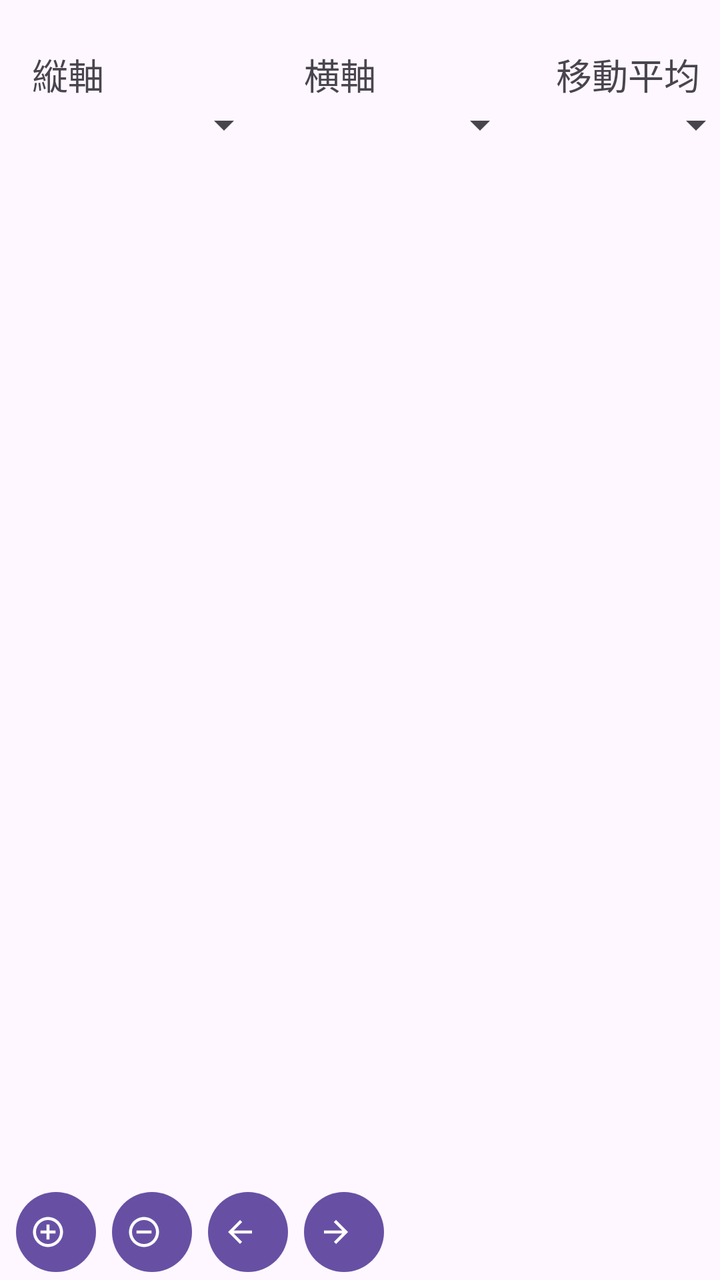
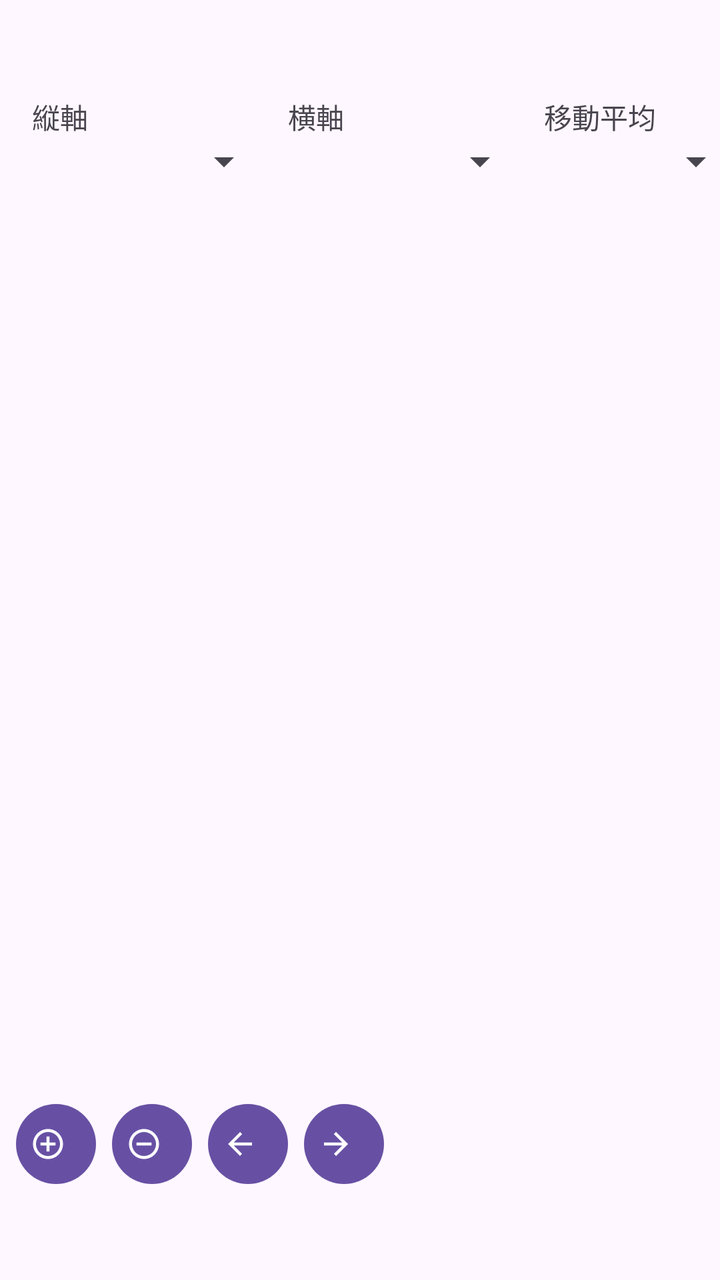

Two renders of the same Android screen: before a commit and after it. Below are the layout's source before the change and the commit's diff.
<!-- AndroidManifest.xml: application theme Theme.MyApplication4 -->
<!-- res/layout/activity_gps_graph.xml -->
<?xml version="1.0" encoding="utf-8"?>
<androidx.constraintlayout.widget.ConstraintLayout xmlns:android="http://schemas.android.com/apk/res/android"
    xmlns:app="http://schemas.android.com/apk/res-auto"
    xmlns:tools="http://schemas.android.com/tools"
    android:id="@+id/main"
    android:layout_width="match_parent"
    android:layout_height="match_parent"
    tools:context=".GpsGraph">

    <TextView
        android:id="@+id/textView8"
        android:layout_width="wrap_content"
        android:layout_height="wrap_content"
        android:layout_marginStart="16dp"
        android:layout_marginTop="24dp"
        android:text="縦軸"
        android:textSize="18sp"
        app:layout_constraintStart_toStartOf="parent"
        app:layout_constraintTop_toTopOf="parent" />

    <Spinner
        android:id="@+id/spVertical"
        android:layout_width="120dp"
        android:layout_height="wrap_content"
        android:layout_marginStart="16dp"
        app:layout_constraintStart_toStartOf="parent"
        app:layout_constraintTop_toBottomOf="@+id/textView8" />

    <TextView
        android:id="@+id/textView9"
        android:layout_width="wrap_content"
        android:layout_height="wrap_content"
        android:layout_marginStart="100dp"
        android:layout_marginTop="24dp"
        android:text="横軸"
        android:textSize="18sp"
        app:layout_constraintStart_toEndOf="@+id/textView8"
        app:layout_constraintTop_toTopOf="parent" />

    <TextView
        android:id="@+id/textView10"
        android:layout_width="wrap_content"
        android:layout_height="wrap_content"
        android:layout_marginStart="90dp"
        android:layout_marginTop="24dp"
        android:text="移動平均"
        android:textSize="18sp"
        app:layout_constraintStart_toEndOf="@+id/textView9"
        app:layout_constraintTop_toTopOf="parent" />

    <Spinner
        android:id="@+id/spHorizontal"
        android:layout_width="120dp"
        android:layout_height="wrap_content"
        android:layout_marginStart="8dp"
        app:layout_constraintStart_toEndOf="@+id/spVertical"
        app:layout_constraintTop_toBottomOf="@+id/textView9" />

    <Spinner
        android:id="@+id/spAverageCount"
        android:layout_width="100dp"
        android:layout_height="wrap_content"
        android:layout_marginStart="8dp"
        app:layout_constraintStart_toEndOf="@+id/spHorizontal"
        app:layout_constraintTop_toBottomOf="@+id/textView10" />

    <LinearLayout
        android:id="@+id/linearLayoutGraphview"
        android:layout_width="match_parent"
        android:layout_height="0dp"
        android:orientation="vertical"
        app:layout_constraintBottom_toTopOf="@+id/button29"
        app:layout_constraintEnd_toEndOf="parent"
        app:layout_constraintStart_toStartOf="parent"
        app:layout_constraintTop_toBottomOf="@+id/spAverageCount">

    </LinearLayout>

    <Button
        android:id="@+id/button29"
        android:layout_width="40dp"
        android:layout_height="wrap_content"
        android:layout_marginStart="8dp"
        android:paddingLeft="7dp"
        app:icon="@drawable/ic_baseline_add_circle_outline_24"
        app:layout_constraintBottom_toBottomOf="parent"
        app:layout_constraintStart_toStartOf="parent" />

    <Button
        android:id="@+id/button30"
        android:layout_width="40dp"
        android:layout_height="wrap_content"
        android:layout_marginStart="8dp"
        android:paddingLeft="7dp"
        app:icon="@drawable/ic_baseline_remove_circle_outline_24"
        app:layout_constraintBottom_toBottomOf="parent"
        app:layout_constraintStart_toEndOf="@+id/button29" />

    <Button
        android:id="@+id/button31"
        android:layout_width="40dp"
        android:layout_height="wrap_content"
        android:layout_marginStart="8dp"
        android:paddingLeft="7dp"
        app:icon="@drawable/ic_baseline_arrow_back_24"
        app:layout_constraintBottom_toBottomOf="parent"
        app:layout_constraintStart_toEndOf="@+id/button30" />

    <Button
        android:id="@+id/button32"
        android:layout_width="40dp"
        android:layout_height="wrap_content"
        android:layout_marginStart="8dp"
        android:paddingLeft="7dp"
        app:icon="@drawable/ic_baseline_arrow_forward_24"
        app:layout_constraintBottom_toBottomOf="parent"
        app:layout_constraintStart_toEndOf="@+id/button31" />

</androidx.constraintlayout.widget.ConstraintLayout>
<!-- resources referenced by this layout -->
<resources>
  <!-- drawable ic_baseline_add_circle_outline_24 (drawable) -->
  <vector xmlns:android="http://schemas.android.com/apk/res/android"
      android:width="24dp"
      android:height="24dp"
      android:viewportWidth="24"
      android:viewportHeight="24"
      android:tint="?attr/colorControlNormal">
    <path
        android:fillColor="@android:color/white"
        android:pathData="M13,7h-2v4L7,11v2h4v4h2v-4h4v-2h-4L13,7zM12,2C6.48,2 2,6.48 2,12s4.48,10 10,10 10,-4.48 10,-10S17.52,2 12,2zM12,20c-4.41,0 -8,-3.59 -8,-8s3.59,-8 8,-8 8,3.59 8,8 -3.59,8 -8,8z"/>
  </vector>
  <!-- drawable ic_baseline_arrow_back_24 (drawable) -->
  <vector xmlns:android="http://schemas.android.com/apk/res/android"
      android:width="24dp"
      android:height="24dp"
      android:viewportWidth="24"
      android:viewportHeight="24"
      android:tint="?attr/colorControlNormal"
      android:autoMirrored="true">
    <path
        android:fillColor="@android:color/white"
        android:pathData="M20,11H7.83l5.59,-5.59L12,4l-8,8 8,8 1.41,-1.41L7.83,13H20v-2z"/>
  </vector>
  <!-- drawable ic_baseline_arrow_forward_24 (drawable) -->
  <vector xmlns:android="http://schemas.android.com/apk/res/android"
      android:width="24dp"
      android:height="24dp"
      android:viewportWidth="24"
      android:viewportHeight="24"
      android:tint="?attr/colorControlNormal"
      android:autoMirrored="true">
    <path
        android:fillColor="@android:color/white"
        android:pathData="M12,4l-1.41,1.41L16.17,11H4v2h12.17l-5.58,5.59L12,20l8,-8z"/>
  </vector>
  <!-- drawable ic_baseline_remove_circle_outline_24 (drawable) -->
  <vector xmlns:android="http://schemas.android.com/apk/res/android"
      android:width="24dp"
      android:height="24dp"
      android:viewportWidth="24"
      android:viewportHeight="24"
      android:tint="?attr/colorControlNormal">
    <path
        android:fillColor="@android:color/white"
        android:pathData="M7,11v2h10v-2L7,11zM12,2C6.48,2 2,6.48 2,12s4.48,10 10,10 10,-4.48 10,-10S17.52,2 12,2zM12,20c-4.41,0 -8,-3.59 -8,-8s3.59,-8 8,-8 8,3.59 8,8 -3.59,8 -8,8z"/>
  </vector>
  <style name="Theme.MyApplication4" parent="Base.Theme.MyApplication4" />
  <style name="Base.Theme.MyApplication4" parent="Theme.Material3.DayNight">
          
          
      </style>
</resources>

<!-- the commit's change to res/layout/activity_gps_graph.xml (unified diff, before → after) -->
@@ -12,9 +12,9 @@
         android:layout_width="wrap_content"
         android:layout_height="wrap_content"
         android:layout_marginStart="16dp"
-        android:layout_marginTop="24dp"
+        android:layout_marginTop="48dp"
         android:text="縦軸"
-        android:textSize="18sp"
+        android:textSize="14sp"
         app:layout_constraintStart_toStartOf="parent"
         app:layout_constraintTop_toTopOf="parent" />
 
@@ -31,22 +31,20 @@
         android:layout_width="wrap_content"
         android:layout_height="wrap_content"
         android:layout_marginStart="100dp"
-        android:layout_marginTop="24dp"
         android:text="横軸"
-        android:textSize="18sp"
+        android:textSize="14sp"
         app:layout_constraintStart_toEndOf="@+id/textView8"
-        app:layout_constraintTop_toTopOf="parent" />
+        app:layout_constraintTop_toTopOf="@+id/textView8" />
 
     <TextView
         android:id="@+id/textView10"
         android:layout_width="wrap_content"
         android:layout_height="wrap_content"
-        android:layout_marginStart="90dp"
-        android:layout_marginTop="24dp"
+        android:layout_marginStart="100dp"
         android:text="移動平均"
-        android:textSize="18sp"
+        android:textSize="14sp"
         app:layout_constraintStart_toEndOf="@+id/textView9"
-        app:layout_constraintTop_toTopOf="parent" />
+        app:layout_constraintTop_toTopOf="@+id/textView9" />
 
     <Spinner
         android:id="@+id/spHorizontal"
@@ -81,6 +79,7 @@
         android:layout_width="40dp"
         android:layout_height="wrap_content"
         android:layout_marginStart="8dp"
+        android:layout_marginBottom="44dp"
         android:paddingLeft="7dp"
         app:icon="@drawable/ic_baseline_add_circle_outline_24"
         app:layout_constraintBottom_toBottomOf="parent"
@@ -91,6 +90,7 @@
         android:layout_width="40dp"
         android:layout_height="wrap_content"
         android:layout_marginStart="8dp"
+        android:layout_marginBottom="44dp"
         android:paddingLeft="7dp"
         app:icon="@drawable/ic_baseline_remove_circle_outline_24"
         app:layout_constraintBottom_toBottomOf="parent"
@@ -101,6 +101,7 @@
         android:layout_width="40dp"
         android:layout_height="wrap_content"
         android:layout_marginStart="8dp"
+        android:layout_marginBottom="44dp"
         android:paddingLeft="7dp"
         app:icon="@drawable/ic_baseline_arrow_back_24"
         app:layout_constraintBottom_toBottomOf="parent"
@@ -111,6 +112,7 @@
         android:layout_width="40dp"
         android:layout_height="wrap_content"
         android:layout_marginStart="8dp"
+        android:layout_marginBottom="44dp"
         android:paddingLeft="7dp"
         app:icon="@drawable/ic_baseline_arrow_forward_24"
         app:layout_constraintBottom_toBottomOf="parent"
